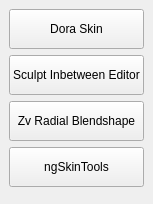
Above: Maya/rigging/resources/dialog.ui from bumpybox/Tapp before the change. Below: the same form after it.
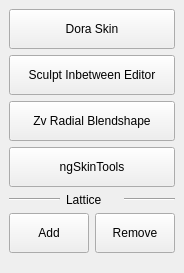
That is the form after the change.

Commit message: lattice and alembic initial commit

Patch:
```diff
--- a/Maya/rigging/resources/dialog.ui
+++ b/Maya/rigging/resources/dialog.ui
@@ -6,8 +6,8 @@
    <rect>
     <x>0</x>
     <y>0</y>
-    <width>143</width>
-    <height>204</height>
+    <width>178</width>
+    <height>273</height>
    </rect>
   </property>
   <property name="windowTitle">
@@ -69,6 +69,61 @@
         </property>
        </widget>
       </item>
+      <item>
+       <layout class="QHBoxLayout" name="horizontalLayout">
+        <item>
+         <widget class="Line" name="line">
+          <property name="orientation">
+           <enum>Qt::Horizontal</enum>
+          </property>
+         </widget>
+        </item>
+        <item>
+         <widget class="QLabel" name="label">
+          <property name="text">
+           <string>Lattice</string>
+          </property>
+         </widget>
+        </item>
+        <item>
+         <widget class="Line" name="line_2">
+          <property name="orientation">
+           <enum>Qt::Horizontal</enum>
+          </property>
+         </widget>
+        </item>
+       </layout>
+      </item>
+      <item>
+       <layout class="QHBoxLayout" name="horizontalLayout_2">
+        <item>
+         <widget class="QPushButton" name="latticeAdd_pushButton">
+          <property name="minimumSize">
+           <size>
+            <width>0</width>
+            <height>40</height>
+           </size>
+          </property>
+          <property name="text">
+           <string>Add</string>
+          </property>
+         </widget>
+        </item>
+        <item>
+         <widget class="QPushButton" name="latticeRemove_pushButton">
+          <property name="minimumSize">
+           <size>
+            <width>0</width>
+            <height>40</height>
+           </size>
+          </property>
+          <property name="text">
+           <string>Remove</string>
+          </property>
+         </widget>
+        </item>
+       </layout>
+      </item>
      </layout>
     </item>
     <item>
```
Left out of the diff: 2 changed lines with no effect on the pictures. The commit also changes 9 other files.
